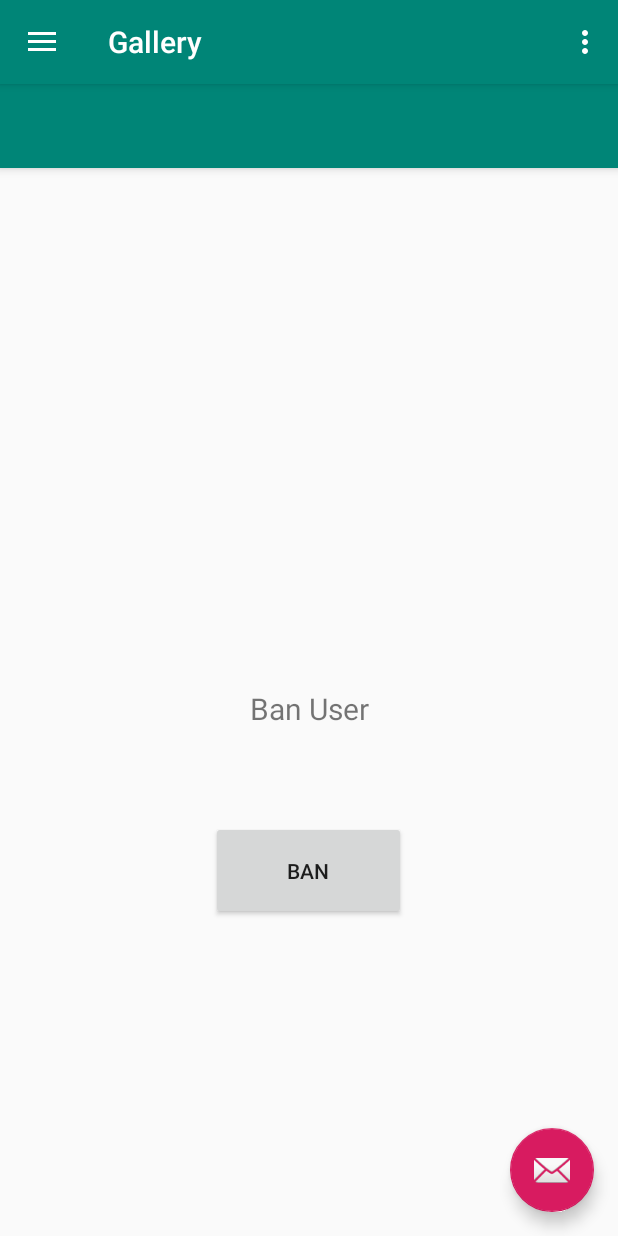
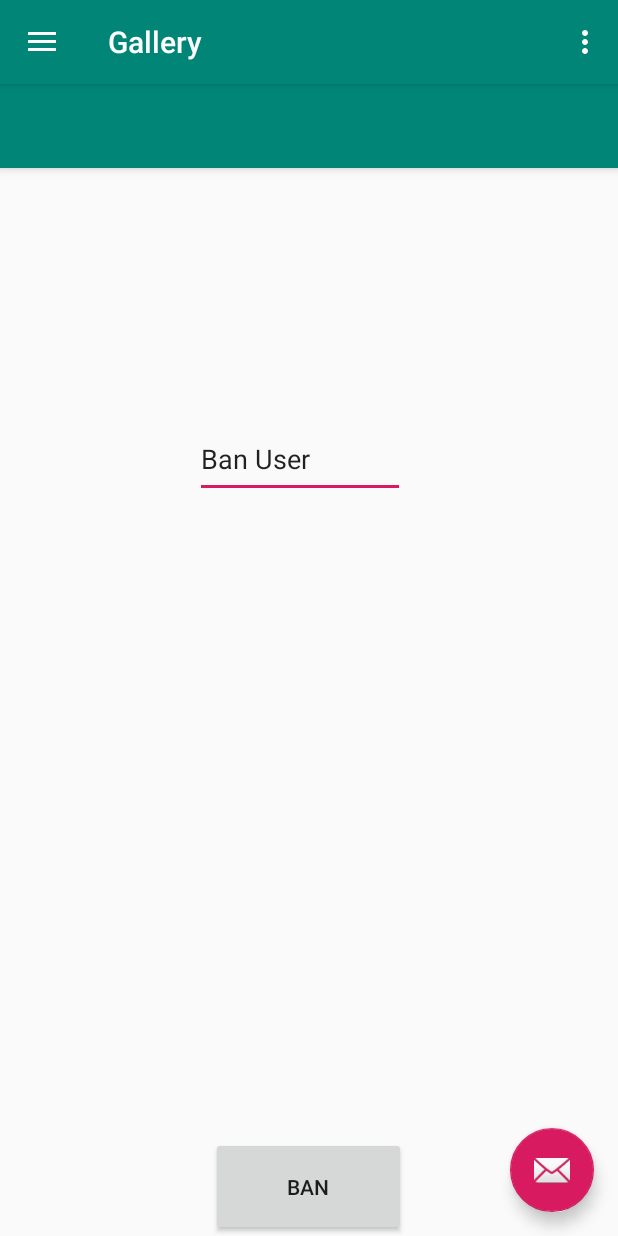
Before and after one commit to kwallace3/CryptoChat, an Android app: the MainPage screen opened directly, with no data from a screen before it, in the side drawer, after a tap on "Gallery", on a phone screen of 412 x 824 dp. Run offline under Robolectric (Android 15) with nearby library versions, the phone set to English and light mode, and no system bars; our stand-ins replace navigation-ui.

Commit message:
updated 4-12-20

```diff
--- a/Login2/app/src/main/java/edu/wit/login/MainPage.java
+++ b/Login2/app/src/main/java/edu/wit/login/MainPage.java
@@ -26,7 +26,7 @@ public class MainPage extends AppCompatActivity {
         setContentView(R.layout.mainpage);
 
         FloatingActionButton fab = findViewById(R.id.fab);
-        fab.setOnClickListener(view -> Snackbar.make(view, "Replace with your own action", Snackbar.LENGTH_LONG)
+        fab.setOnClickListener(view -> Snackbar.make(view, "Log out", Snackbar.LENGTH_LONG)
                 .setAction("Action", null).show());
         DrawerLayout drawer = findViewById(R.id.drawer_layout);
         NavigationView navigationView = findViewById(R.id.nav_view);
--- a/Login2/app/src/main/java/edu/wit/login/ui/gallery/GalleryFragment.java
+++ b/Login2/app/src/main/java/edu/wit/login/ui/gallery/GalleryFragment.java
@@ -23,7 +23,7 @@ public class GalleryFragment extends Fragment {
         galleryViewModel =
                 ViewModelProviders.of(this).get(GalleryViewModel.class);
         View root = inflater.inflate(R.layout.fragment_gallery, container, false);
-        final TextView textView = root.findViewById(R.id.text_gallery);
+        final TextView textView = root.findViewById(R.id.txtban);
         galleryViewModel.getText().observe(getViewLifecycleOwner(), new Observer<String>() {
             @Override
             public void onChanged(@Nullable String s) {
--- a/Login2/app/src/main/res/layout/fragment_gallery.xml
+++ b/Login2/app/src/main/res/layout/fragment_gallery.xml
@@ -6,17 +6,13 @@
     android:layout_height="match_parent"
     tools:context=".ui.gallery.GalleryFragment">
 
-    <TextView
-        android:id="@+id/text_gallery"
-        android:layout_width="match_parent"
-        android:layout_height="wrap_content"
-        android:layout_marginStart="8dp"
-        android:layout_marginTop="8dp"
-        android:layout_marginEnd="8dp"
-        android:textAlignment="center"
-        android:textSize="20sp"
-        app:layout_constraintBottom_toBottomOf="parent"
+    <EditText
+        android:id="@+id/txtban"
+        android:layout_width="140dp"
+        android:layout_height="52dp"
+        android:layout_marginTop="168dp"
         app:layout_constraintEnd_toEndOf="parent"
+        app:layout_constraintHorizontal_bias="0.479"
         app:layout_constraintStart_toStartOf="parent"
         app:layout_constraintTop_toTopOf="parent" />
 
@@ -33,7 +29,6 @@
         app:layout_constraintEnd_toEndOf="parent"
         app:layout_constraintHorizontal_bias="0.498"
         app:layout_constraintStart_toStartOf="parent"
-        app:layout_constraintTop_toBottomOf="@+id/text_gallery"
         app:layout_constraintVertical_bias="0.226" />
 
 </androidx.constraintlayout.widget.ConstraintLayout>
```
